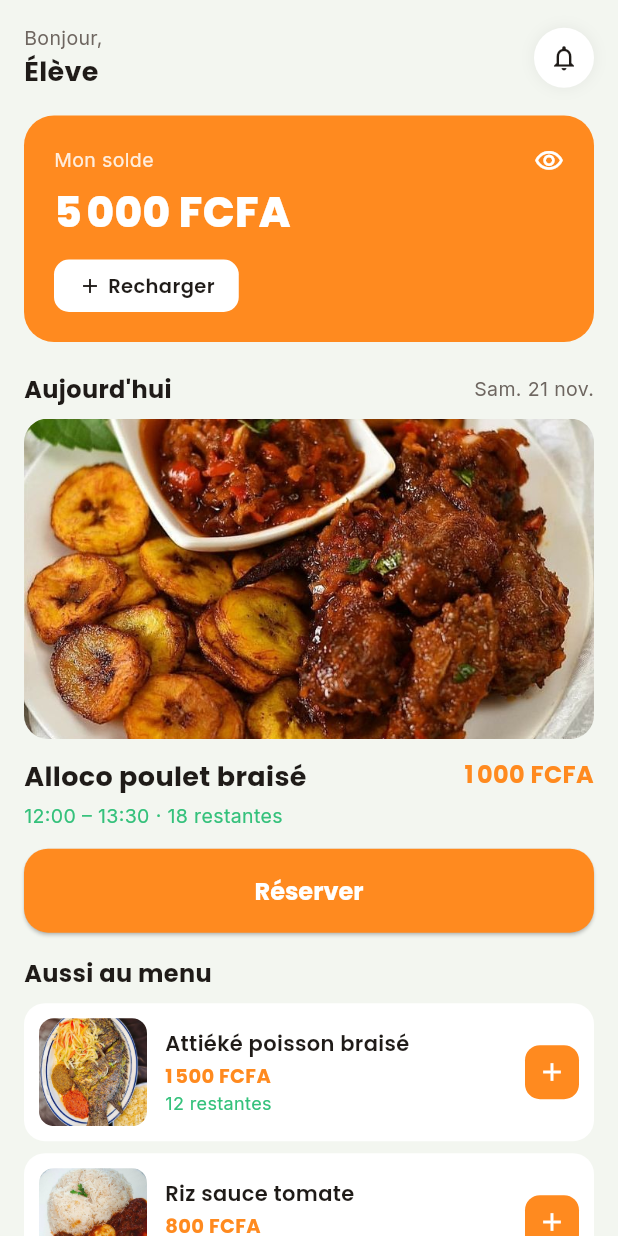
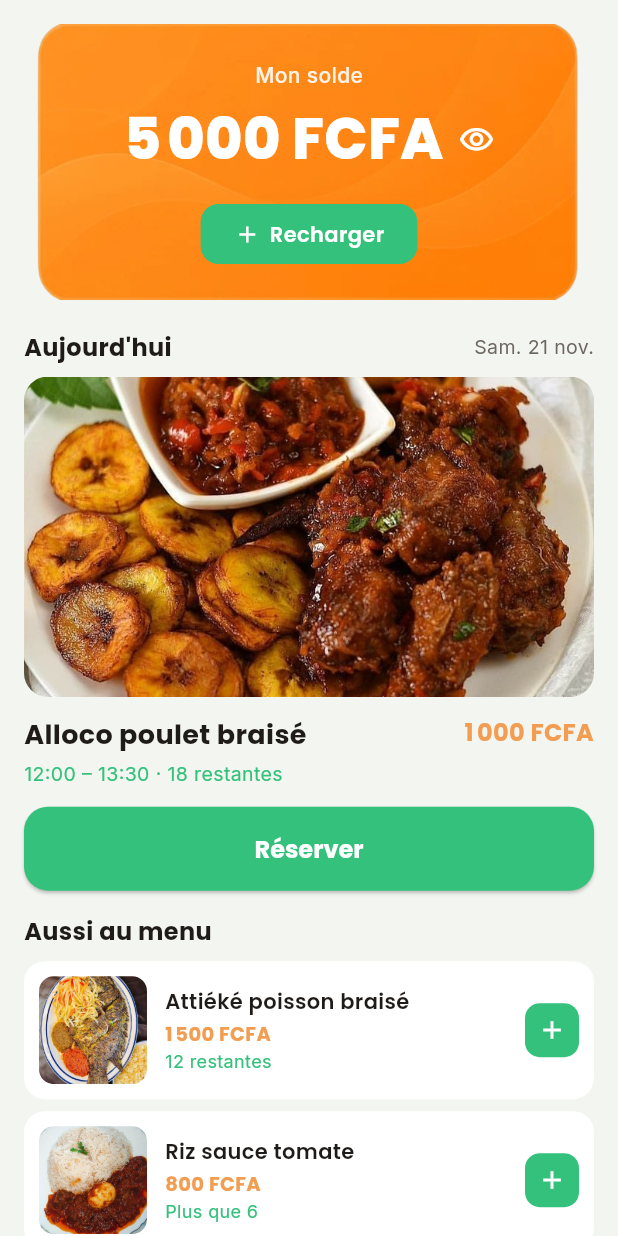
Before and after one commit to thetika434/appli_cantine_vatel, a Flutter app: the HomeScreen screen opened directly, on a phone screen of 412 x 824 dp. Run offline on Flutter 3.47's test engine with Material 3 defaults, Android fonts, the phone set to English and light mode, and no system bars; our stand-ins replace dio, google_fonts, material_ui, shared_preferences; accounts and stored records are empty; network calls fail.

Commit message:
feat(mobile): nouveau design accueil, boutons verts et correction des débordements
- Accueil : salutation retirée, carte solde sur l'image cadre orange, solde
  centré en grand avec l'œil à côté, bouton Recharger centré
- Boutons verts dans toute l'app, orange adouci, montants débités en rouge
- Détail plat : photo sous la barre d'état, barre du bas au-dessus de la
  navigation système
- Recharge défilable (plus de débordement avec le clavier), récapitulatif et
  détail enfant protégés par SafeArea
- Bouton Confirmer cliquable immédiatement (le solde partagé est déjà à jour)
- Splash affiché 4 s ; vrai logo Wave copié dans les assets

Co-Authored-By: Claude Opus 5.5 <noreply@anthropic.com>

```diff
--- a/mobile/lib/screens/parent/child_detail_screen.dart
+++ b/mobile/lib/screens/parent/child_detail_screen.dart
@@ -48,7 +48,7 @@ class _ChildDetailScreenState extends State<ChildDetailScreen> {
             child:const Icon(Icons.chevron_left, color:AppColors.textPrimary, size:28)),
         ),
       ),
-      body: Padding(
+      body: SafeArea(child: Padding(
         padding: const EdgeInsets.all(20),
         child: Column(crossAxisAlignment:CrossAxisAlignment.start, children:[
           if (widget.children.length > 1) _childTabs(),
@@ -89,7 +89,7 @@ class _ChildDetailScreenState extends State<ChildDetailScreen> {
             _mealRow('Riz sauce tomate poulet', 'Mer. 18', 1000, 'assets/images/riz_sauce_tomate.jpg'),
           ])),
         ]),
-      ),
+      )),
     );
   }
 
@@ -124,7 +124,7 @@ class _ChildDetailScreenState extends State<ChildDetailScreen> {
         Text(name, style:GoogleFonts.poppins(fontSize:13, fontWeight:FontWeight.w600, color:AppColors.textPrimary), maxLines:1, overflow:TextOverflow.ellipsis),
         Text(date, style:GoogleFonts.inter(fontSize:12, color:AppColors.textSecondary)),
       ])),
-      Text('– ${_fmt(amount)} FCFA', style:GoogleFonts.poppins(fontSize:13, fontWeight:FontWeight.w700, color:AppColors.textPrimary)),
+      Text('– ${_fmt(amount)} FCFA', style:GoogleFonts.poppins(fontSize:13, fontWeight:FontWeight.w700, color:AppColors.red)),
     ]),
   );
 
--- a/mobile/lib/screens/parent/parent_history_screen.dart
+++ b/mobile/lib/screens/parent/parent_history_screen.dart
@@ -144,7 +144,7 @@ class _ParentHistoryScreenState extends State<ParentHistoryScreen> {
           Text('$student · $date', style:GoogleFonts.inter(fontSize:12, color:AppColors.textSecondary)),
         ])),
         Text(isCredit ? '+ ${_fmt(amount)} FCFA' : '– ${_fmt(amount)} FCFA',
-          style:GoogleFonts.poppins(fontSize:13, fontWeight:FontWeight.w700, color: isCredit ? AppColors.green : AppColors.textPrimary)),
+          style:GoogleFonts.poppins(fontSize:13, fontWeight:FontWeight.w700, color: isCredit ? AppColors.green : AppColors.red)),
       ]),
     );
   }
--- a/mobile/lib/screens/parent/parent_home_screen.dart
+++ b/mobile/lib/screens/parent/parent_home_screen.dart
@@ -174,7 +174,7 @@ class _ParentHomeScreenState extends State<ParentHomeScreen> {
           Text(date, style:GoogleFonts.inter(fontSize:12, color:AppColors.textSecondary)),
         ])),
         Text(isCredit ? '+ ${_fmt(amount)} FCFA' : '– ${_fmt(amount)} FCFA',
-          style:GoogleFonts.poppins(fontSize:13, fontWeight:FontWeight.w700, color: isCredit ? AppColors.green : AppColors.textPrimary)),
+          style:GoogleFonts.poppins(fontSize:13, fontWeight:FontWeight.w700, color: isCredit ? AppColors.green : AppColors.red)),
       ]),
     );
   }
--- a/mobile/lib/screens/splash_screen.dart
+++ b/mobile/lib/screens/splash_screen.dart
@@ -18,7 +18,7 @@ class _SplashScreenState extends State<SplashScreen> {
   }
 
   Future<void> _navigate() async {
-    await Future.delayed(const Duration(seconds: 2));
+    await Future.delayed(const Duration(seconds: 4));
     if (!mounted) return;
     final prefs = await SharedPreferences.getInstance();
     final token = prefs.getString('auth_token');
--- a/mobile/lib/screens/student/history_screen.dart
+++ b/mobile/lib/screens/student/history_screen.dart
@@ -130,7 +130,7 @@ class _HistoryScreenState extends State<HistoryScreen> {
         Text(
           isCredit ? '+ ${_fmt(amount)} FCFA' : '– ${_fmt(amount)} FCFA',
           style:GoogleFonts.poppins(fontSize:13, fontWeight:FontWeight.w700,
-            color: isCredit ? AppColors.green : AppColors.textPrimary),
+            color: isCredit ? AppColors.green : AppColors.red),
         ),
       ]),
     );
--- a/mobile/lib/screens/student/home_screen.dart
+++ b/mobile/lib/screens/student/home_screen.dart
@@ -1,6 +1,5 @@
 import 'package:material_ui/material_ui.dart';
 import 'package:google_fonts/google_fonts.dart';
-import 'package:shared_preferences/shared_preferences.dart';
 import '../../theme.dart';
 import '../../services/api.dart';
 import '../../models/dish.dart';
@@ -17,7 +16,6 @@ class HomeScreen extends StatefulWidget {
 class _HomeScreenState extends State<HomeScreen> {
   bool _balanceVisible = true;
   int _balance = 0;
-  String _userName = '';
   List<Dish> _todayDishes = [];
   String? _menuDate;
   bool _loading = true;
@@ -43,13 +41,6 @@ class _HomeScreenState extends State<HomeScreen> {
 
   Future<void> _load() async {
     try {
-      final prefs = await SharedPreferences.getInstance();
-      final raw = prefs.getString('auth_user') ?? '';
-      for (final part in raw.split('|')) {
-        if (part.startsWith('full_name=')) {
-          _userName = part.substring(10);
-        }
-      }
       final me = await _api.getMe();
       _balance = (me['balance'] as int?) ?? 0;
       final todayStr = isoDate(DateTime.now());
@@ -80,13 +71,6 @@ class _HomeScreenState extends State<HomeScreen> {
     const Dish(id:4, name:'Foutou sauce gombo', description:'Foutou banane avec sauce gombo et viande.', localAsset:'assets/images/foutou_banane.jpg', priceFcfa:1500, serveDate:'', slotStart:'12:00', slotEnd:'13:30', quantity:0, visible:true),
   ];
 
-  String _greeting() {
-    final h = DateTime.now().hour;
-    if (h < 12) return 'Bonjour';
-    if (h < 18) return 'Bon après-midi';
-    return 'Bonsoir';
-  }
-
   @override
   Widget build(BuildContext context) {
     final hero = _todayDishes.isNotEmpty ? _todayDishes[0] : null;
@@ -101,7 +85,6 @@ class _HomeScreenState extends State<HomeScreen> {
               onRefresh: _load,
               child: CustomScrollView(
                 slivers: [
-                  SliverToBoxAdapter(child: _header()),
                   SliverToBoxAdapter(child: _balanceCard()),
                   if (hero != null) ...[
                     SliverToBoxAdapter(child: _sectionHeader()),
@@ -128,62 +111,44 @@ class _HomeScreenState extends State<HomeScreen> {
     );
   }
 
-  Widget _header() => Padding(
-    padding: const EdgeInsets.fromLTRB(16,16,16,0),
-    child: Row(
-      mainAxisAlignment: MainAxisAlignment.spaceBetween,
-      children: [
-        Column(crossAxisAlignment: CrossAxisAlignment.start, children: [
-          Text('${_greeting()},', style: GoogleFonts.inter(fontSize:13, color:AppColors.textSecondary)),
-          Text(_userName.isNotEmpty ? _userName.split(' ').first : 'Élève',
-            style: GoogleFonts.poppins(fontSize:18, fontWeight:FontWeight.w700, color:AppColors.textPrimary)),
-        ]),
-        Container(
-          width:40, height:40,
-          decoration: BoxDecoration(
-            color: AppColors.surface,
-            shape: BoxShape.circle,
-            boxShadow: [BoxShadow(color: Colors.black.withValues(alpha:0.06), blurRadius:8)],
-          ),
-          child: const Icon(Icons.notifications_outlined, color:AppColors.textPrimary, size:20),
-        ),
-      ],
-    ),
-  );
-
   Widget _balanceCard() => Container(
     margin: const EdgeInsets.fromLTRB(16,16,16,0),
-    padding: const EdgeInsets.all(20),
-    decoration: BoxDecoration(
-      color: AppColors.orange,
-      borderRadius: BorderRadius.circular(20),
+    padding: const EdgeInsets.symmetric(horizontal: 20, vertical: 24),
+    decoration: const BoxDecoration(
+      image: DecorationImage(image: AssetImage('assets/images/cadre_orange.png'), fit: BoxFit.fill),
     ),
-    child: Column(crossAxisAlignment: CrossAxisAlignment.start, children: [
-      Row(mainAxisAlignment: MainAxisAlignment.spaceBetween, children: [
-        Text('Mon solde', style: GoogleFonts.inter(fontSize:13, color: Colors.white.withValues(alpha:0.85))),
+    child: Column(children: [
+      Text('Mon solde', style: GoogleFonts.inter(fontSize:14, fontWeight: FontWeight.w500, color: Colors.white.withValues(alpha:0.9))),
+      const SizedBox(height:6),
+      Row(mainAxisAlignment: MainAxisAlignment.center, children: [
+        Flexible(
+          child: FittedBox(
+            fit: BoxFit.scaleDown,
+            child: Text(
+              _balanceVisible ? '${_formatFcfa(_balance)} FCFA' : '• • • • •',
+              style: GoogleFonts.poppins(fontSize:38, fontWeight:FontWeight.w800, color:Colors.white),
+            ),
+          ),
+        ),
+        const SizedBox(width: 10),
         GestureDetector(
           onTap: () => setState(() => _balanceVisible = !_balanceVisible),
-          child: Icon(_balanceVisible ? Icons.visibility_outlined : Icons.visibility_off_outlined, color:Colors.white, size:20),
+          child: Icon(_balanceVisible ? Icons.visibility_outlined : Icons.visibility_off_outlined, color:Colors.white, size:24),
         ),
       ]),
-      const SizedBox(height:4),
-      Text(
-        _balanceVisible ? '${_formatFcfa(_balance)} FCFA' : '• • • • •',
-        style: GoogleFonts.poppins(fontSize:28, fontWeight:FontWeight.w800, color:Colors.white),
-      ),
-      const SizedBox(height:12),
+      const SizedBox(height:16),
       GestureDetector(
         onTap: _openRecharge,
         child: Container(
-          padding: const EdgeInsets.symmetric(horizontal:16, vertical:8),
+          padding: const EdgeInsets.symmetric(horizontal:22, vertical:10),
           decoration: BoxDecoration(
-            color: Colors.white,
-            borderRadius: BorderRadius.circular(10),
+            color: AppColors.green,
+            borderRadius: BorderRadius.circular(12),
           ),
           child: Row(mainAxisSize: MainAxisSize.min, children: [
-            const Icon(Icons.add, size:16, color:AppColors.textPrimary),
-            const SizedBox(width:4),
-            Text('Recharger', style: GoogleFonts.poppins(fontSize:13, fontWeight:FontWeight.w600, color:AppColors.textPrimary)),
+            const Icon(Icons.add, size:18, color:Colors.white),
+            const SizedBox(width:6),
+            Text('Recharger', style: GoogleFonts.poppins(fontSize:14, fontWeight:FontWeight.w600, color:Colors.white)),
           ]),
         ),
       ),
@@ -243,10 +208,6 @@ class _HomeScreenState extends State<HomeScreen> {
         const SizedBox(height:12),
         ElevatedButton(
           onPressed: dish.isAvailable ? () => _openDish(dish) : null,
-          style: ElevatedButton.styleFrom(
-            backgroundColor: dish.isAvailable ? AppColors.orange : AppColors.surfaceHigh,
-            foregroundColor: dish.isAvailable ? Colors.white : AppColors.textSecondary,
-          ),
           child: Text(dish.isAvailable ? 'Réserver' : 'Épuisé'),
         ),
       ]),
@@ -294,7 +255,7 @@ class _HomeScreenState extends State<HomeScreen> {
           if (dish.isAvailable)
             Container(
               width:36, height:36,
-              decoration: BoxDecoration(color:AppColors.orange, borderRadius:BorderRadius.circular(10)),
+              decoration: BoxDecoration(color:AppColors.green, borderRadius:BorderRadius.circular(10)),
               child: const Icon(Icons.add, color:Colors.white, size:20),
             ),
         ]),
--- a/mobile/lib/screens/student/menus_screen.dart
+++ b/mobile/lib/screens/student/menus_screen.dart
@@ -207,7 +207,7 @@ class _MenusScreenState extends State<MenusScreen> {
           if (dish.isAvailable)
             Container(
               width:36, height:36,
-              decoration:BoxDecoration(color:AppColors.orange, borderRadius:BorderRadius.circular(10)),
+              decoration:BoxDecoration(color:AppColors.green, borderRadius:BorderRadius.circular(10)),
               child:const Icon(Icons.add, color:Colors.white, size:20),
             )
           else
--- a/mobile/lib/theme.dart
+++ b/mobile/lib/theme.dart
@@ -5,8 +5,9 @@ class AppColors {
   static const background = Color(0xFFF3F6F0);
   static const surface = Color(0xFFFFFFFF);
   static const surfaceHigh = Color(0xFFE8EEE4);
-  static const orange = Color(0xFFFF8A1F);
+  static const orange = Color(0xFFF29D52);
   static const green = Color(0xFF34C17B);
+  static const red = Color(0xFFE5484D);
   static const textPrimary = Color(0xFF1F1B18);
   static const textSecondary = Color(0xFF6E6660);
 }
@@ -16,9 +17,9 @@ class AppTheme {
         useMaterial3: true,
         colorScheme: ColorScheme(
           brightness: Brightness.light,
-          primary: AppColors.orange,
+          primary: AppColors.green,
           onPrimary: Colors.white,
-          secondary: AppColors.green,
+          secondary: AppColors.orange,
           onSecondary: Colors.white,
           surface: AppColors.surface,
           onSurface: AppColors.textPrimary,
@@ -62,8 +63,10 @@ class AppTheme {
         ),
         elevatedButtonTheme: ElevatedButtonThemeData(
           style: ElevatedButton.styleFrom(
-            backgroundColor: AppColors.orange,
+            backgroundColor: AppColors.green,
             foregroundColor: Colors.white,
+            disabledBackgroundColor: AppColors.surfaceHigh,
+            disabledForegroundColor: AppColors.textSecondary,
             minimumSize: const Size(double.infinity, 56),
             shape: RoundedRectangleBorder(
               borderRadius: BorderRadius.circular(16),
```
Also changed, not shown: mobile/lib/screens/recharge_screen.dart (+4 -3 lines), mobile/lib/screens/student/dish_detail_screen.dart (+23 -18 lines), mobile/lib/screens/student/reservation_summary_screen.dart (+8 -9 lines), mobile/assets/images/cadre_orange.png (added), mobile/assets/images/wave.png.
